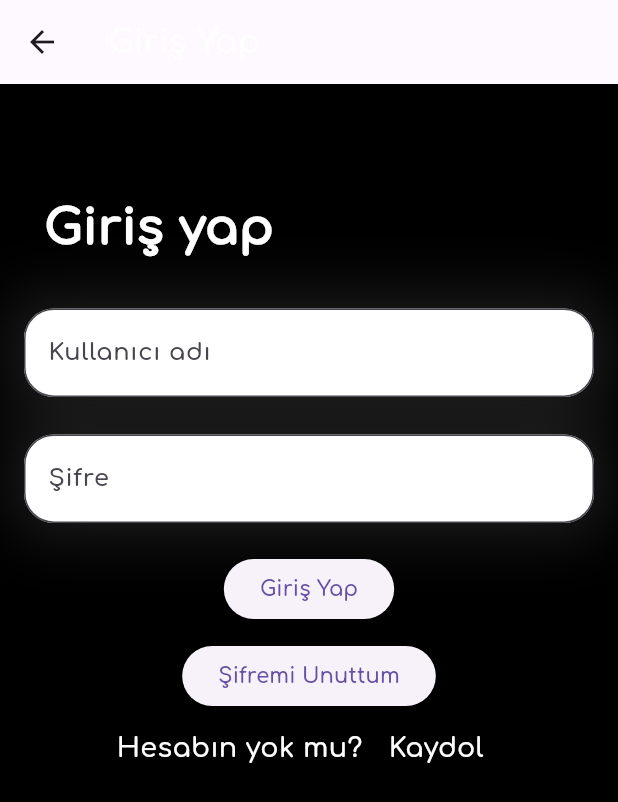
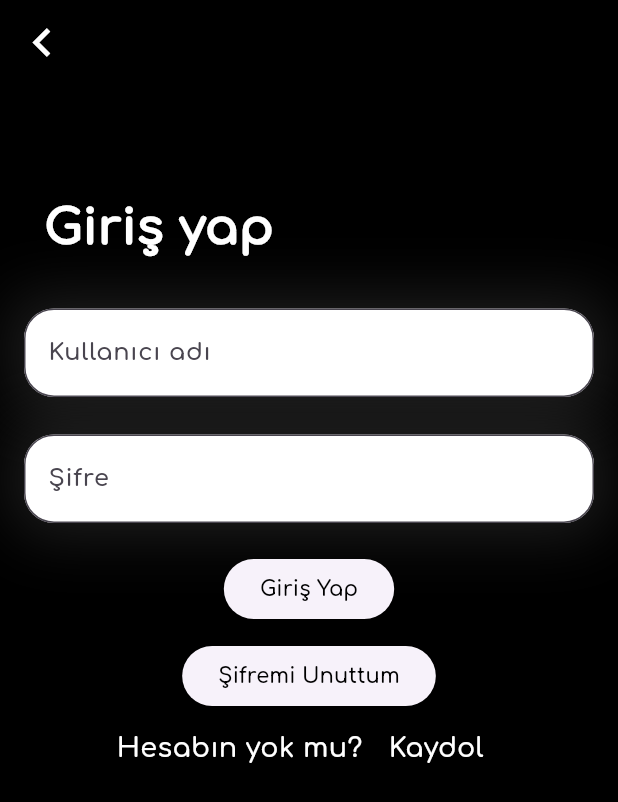
Before and after one commit to anilkrblt/musica, a Flutter app: the LoginScreen screen opened by its route, on a phone screen of 412 x 824 dp. Shown: the top 802 px of the screen. Run offline on Flutter 3.47's test engine with Material 3 defaults, Android fonts, the phone set to English and light mode, and no system bars; our stand-ins replace audioplayers, file_picker, marquee, palette_generator, sqflite; missing offline and left inert: dart:html; accounts and stored records are empty; network calls fail.

Commit message:
dark mode eklendi. adam mısın azad

```diff
--- a/lib/modeller/login_screen.dart
+++ b/lib/modeller/login_screen.dart
@@ -53,11 +53,18 @@ class _LoginScreenState extends State<LoginScreen> {
   Widget build(BuildContext context) {
     return Scaffold(
       appBar: AppBar(
-        title: Text(
-          'Giriş Yap',
-          style: Font.normal,
+
+        backgroundColor: renk3(),
+        leading: IconButton(
+          icon: Icon(
+            Icons.keyboard_arrow_left,
+            color: beyaz(),
+            size: 38,
+          ),
+          onPressed: () {
+            Navigator.pop(context);
+          },
         ),
-        backgroundColor: renk2(),
       ),
       body: Container(
         decoration: genelTema(),
@@ -145,13 +152,15 @@ class _LoginScreenState extends State<LoginScreen> {
                     ),
                     ElevatedButton(
                       onPressed: _login,
-                      child: const Text('Giriş Yap'),
+                      child:  Text('Giriş Yap',
+                        style: TextStyle(color: renk3()),),
                     ),
                     Padding(
                       padding: const EdgeInsets.only(top: 10),
                       child: ElevatedButton(
                         onPressed: () {},
-                        child: const Text('Şifremi Unuttum'),
+                        child:Text('Şifremi Unuttum' ,
+                            style: TextStyle(color: renk3())),
                       ),
                     ),
                     Row(
```
